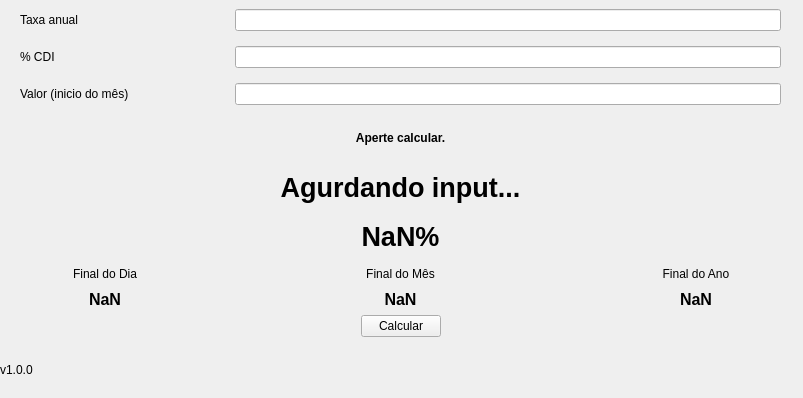
Qt form calculadora.ui (BrenoMartinsDeOliveiraVasconcelos/CDI-Calculadora) before a commit.
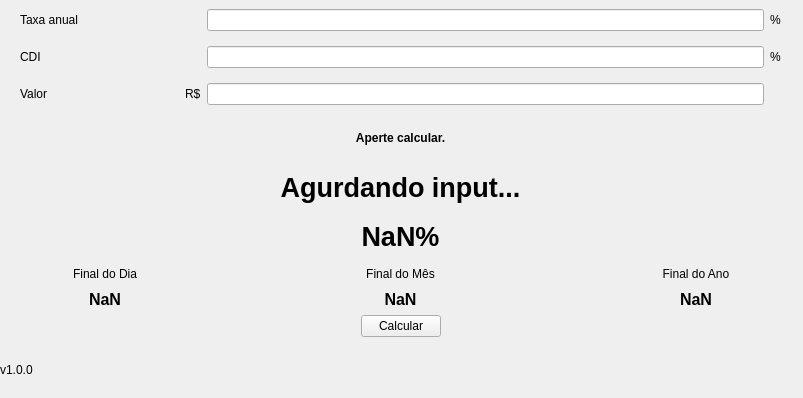
The same form after that commit.

Commit message: Mudanças na UI

```diff
--- a/calculadora.ui
+++ b/calculadora.ui
@@ -51,13 +51,6 @@
      </rect>
     </property>
     <layout class="QGridLayout" name="principal">
-     <item row="2" column="1">
-      <widget class="QLabel" name="cdi">
-       <property name="text">
-        <string>% CDI</string>
-       </property>
-      </widget>
-     </item>
      <item row="0" column="1">
       <widget class="QLabel" name="taxa">
        <property name="text">
@@ -65,9 +58,23 @@
        </property>
       </widget>
      </item>
-     <item row="3" column="3">
+     <item row="3" column="4">
       <widget class="QLineEdit" name="valorInput"/>
      </item>
+     <item row="2" column="1">
+      <widget class="QLabel" name="cdi">
+       <property name="text">
+        <string>CDI</string>
+       </property>
+      </widget>
+     </item>
+     <item row="2" column="6">
+      <widget class="QLabel" name="porcentagem1">
+       <property name="text">
+        <string>%</string>
+       </property>
+      </widget>
+     </item>
      <item row="2" column="2">
       <spacer name="horizontalSpacer_3">
        <property name="orientation">
@@ -85,25 +92,12 @@
       </spacer>
      </item>
      <item row="2" column="4">
-      <spacer name="horizontalSpacer_4">
-       <property name="orientation">
-        <enum>Qt::Orientation::Horizontal</enum>
-       </property>
-       <property name="sizeType">
-        <enum>QSizePolicy::Policy::Fixed</enum>
-       </property>
-       <property name="sizeHint" stdset="0">
-        <size>
-         <width>20</width>
-         <height>20</height>
-        </size>
-       </property>
-      </spacer>
+      <widget class="QLineEdit" name="cdiInput"/>
      </item>
-     <item row="3" column="1">
-      <widget class="QLabel" name="valor">
+     <item row="0" column="6">
+      <widget class="QLabel" name="porcentagem0">
        <property name="text">
-        <string>Valor (inicio do mês)</string>
+        <string>%</string>
        </property>
       </widget>
      </item>
@@ -123,12 +117,39 @@
        </property>
       </spacer>
      </item>
-     <item row="2" column="3">
-      <widget class="QLineEdit" name="cdiInput"/>
-     </item>
-     <item row="0" column="3">
+     <item row="0" column="4">
       <widget class="QLineEdit" name="taxaInput"/>
      </item>
+     <item row="2" column="7">
+      <spacer name="horizontalSpacer_4">
+       <property name="orientation">
+        <enum>Qt::Orientation::Horizontal</enum>
+       </property>
+       <property name="sizeType">
+        <enum>QSizePolicy::Policy::Fixed</enum>
+       </property>
+       <property name="sizeHint" stdset="0">
+        <size>
+         <width>20</width>
+         <height>20</height>
+        </size>
+       </property>
+      </spacer>
+     </item>
+     <item row="3" column="1">
+      <widget class="QLabel" name="valor">
+       <property name="text">
+        <string>Valor</string>
+       </property>
+      </widget>
+     </item>
+     <item row="3" column="3">
+      <widget class="QLabel" name="dinheiro">
+       <property name="text">
+        <string>R$</string>
+       </property>
+      </widget>
+     </item>
     </layout>
    </widget>
    <widget class="QWidget" name="verticalLayoutWidget">
```
Left out of the diff: 4 changed lines with no effect on the pictures. The commit also changes 1 other file.
